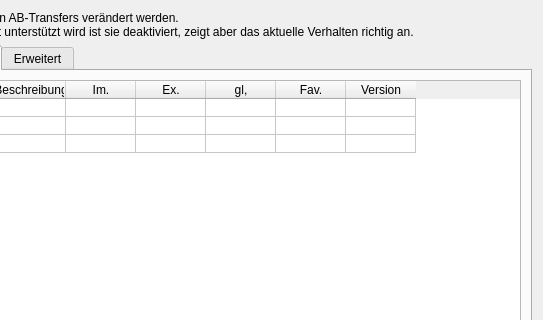
First picture: the form in src/dialogs/dialogsettings.ui, repository schmufu/abtransfers, before the edit; both pictures show x 187 to 730 and y 0 to 320 of the 730 by 430 pixel window.
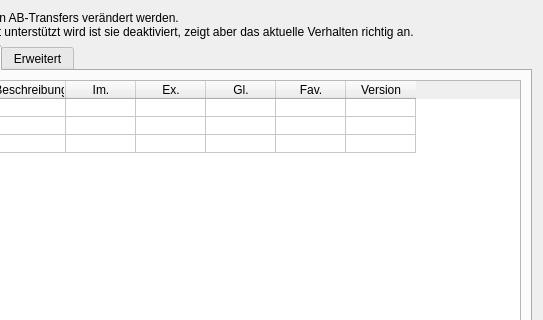
Second picture: the form after the edit. The open tabs and pages were chosen to show the change. Icons and pictures are not drawn.

Commit message:
fixed some gui-element so that it compiles with Qt 4.6.3
Icons from a theme seems not supported by qmake and qtcreator of Qt
version 4.6.3 from debian squeeze.
Remove the theme reference from the ui-files and put in into the
corresponding cpp-files.

The edit to the form file:
```diff
--- a/src/dialogs/dialogsettings.ui
+++ b/src/dialogs/dialogsettings.ui
@@ -657,7 +657,7 @@
           </column>
           <column>
            <property name="text">
-            <string>gl,</string>
+            <string>Gl.</string>
            </property>
            <property name="toolTip">
             <string>Globales Profil</string>
```
Left out of the diff: 26 changed lines with no effect on the pictures. The commit also changes 4 other files.
